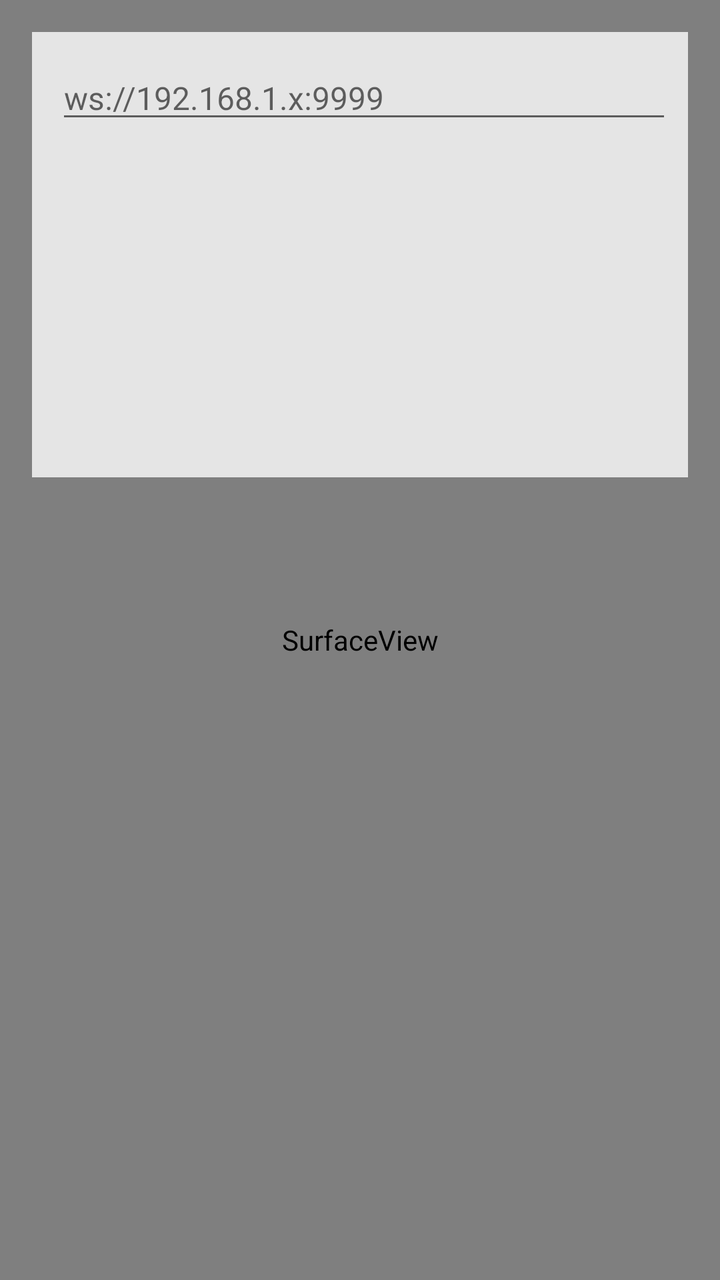
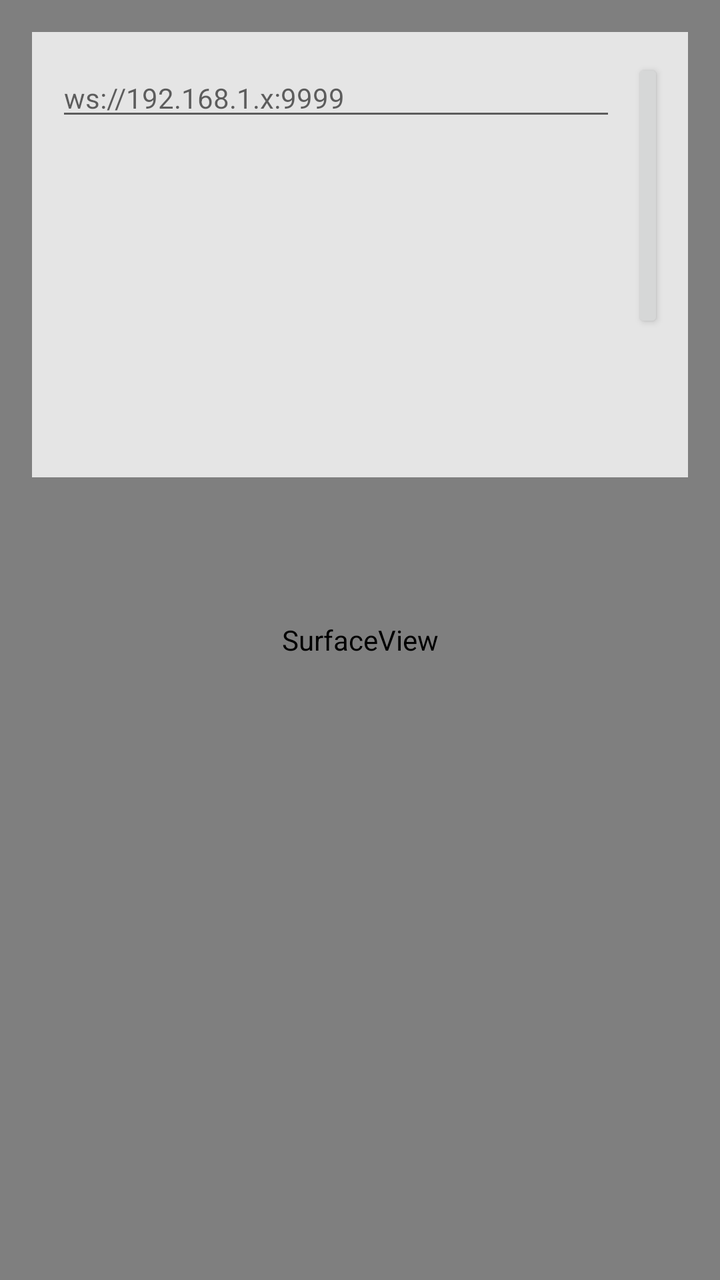

Two renders of the same Android screen: before a commit and after it. Below are the layout's source before the change and the commit's diff.
<!-- AndroidManifest.xml: application theme Theme.BooxBridge -->
<!-- res/layout/activity_main.xml -->
<?xml version="1.0" encoding="utf-8"?>
<FrameLayout xmlns:android="http://schemas.android.com/apk/res/android"
    android:layout_width="match_parent"
    android:layout_height="match_parent"
    android:background="@android:color/white">

    
    <SurfaceView
        android:id="@+id/surfaceView"
        android:layout_width="match_parent"
        android:layout_height="match_parent" />

    
    <LinearLayout
        android:id="@+id/overlay"
        android:layout_width="wrap_content"
        android:layout_height="wrap_content"
        android:layout_margin="16dp"
        android:background="#CCFFFFFF"
        android:orientation="horizontal"
        android:padding="12dp">

        <EditText
            android:id="@+id/serverUrlInput"
            android:layout_width="320dp"
            android:layout_height="wrap_content"
            android:hint="@string/server_hint"
            android:imeOptions="actionDone"
            android:inputType="textUri"
            android:singleLine="true"
            android:textSize="16sp" />

        <Button
            android:id="@+id/connectButton"
            android:layout_width="wrap_content"
            android:layout_height="wrap_content"
            android:layout_marginStart="8dp"
            android:text="@string/connect" />

        <Button
            android:id="@+id/refreshButton"
            android:layout_width="wrap_content"
            android:layout_height="wrap_content"
            android:layout_marginStart="8dp"
            android:text="@string/refresh" />

        <TextView
            android:id="@+id/statusText"
            android:layout_width="wrap_content"
            android:layout_height="wrap_content"
            android:layout_gravity="center_vertical"
            android:layout_marginStart="12dp"
            android:text="@string/status_disconnected"
            android:textColor="@android:color/darker_gray"
            android:textSize="14sp" />
    </LinearLayout>

</FrameLayout>
<!-- resources referenced by this layout -->
<resources>
  <string name="connect">Connect</string>
  <string name="refresh">刷新</string>
  <string name="server_hint">ws://192.168.1.x:9999</string>
  <string name="status_disconnected">disconnected</string>
  <style name="Theme.BooxBridge" parent="Theme.MaterialComponents.Light.NoActionBar">
          <item name="android:windowFullscreen">true</item>
          <item name="android:statusBarColor">@android:color/white</item>
      </style>
</resources>

<!-- the commit's change to res/layout/activity_main.xml (unified diff, before → after) -->
@@ -4,13 +4,11 @@
     android:layout_height="match_parent"
     android:background="@android:color/white">
 
-    
     <SurfaceView
         android:id="@+id/surfaceView"
         android:layout_width="match_parent"
         android:layout_height="match_parent" />
 
-    
     <LinearLayout
         android:id="@+id/overlay"
         android:layout_width="wrap_content"
@@ -22,13 +20,13 @@
 
         <EditText
             android:id="@+id/serverUrlInput"
-            android:layout_width="320dp"
+            android:layout_width="280dp"
             android:layout_height="wrap_content"
             android:hint="@string/server_hint"
             android:imeOptions="actionDone"
             android:inputType="textUri"
             android:singleLine="true"
-            android:textSize="16sp" />
+            android:textSize="14sp" />
 
         <Button
             android:id="@+id/connectButton"
